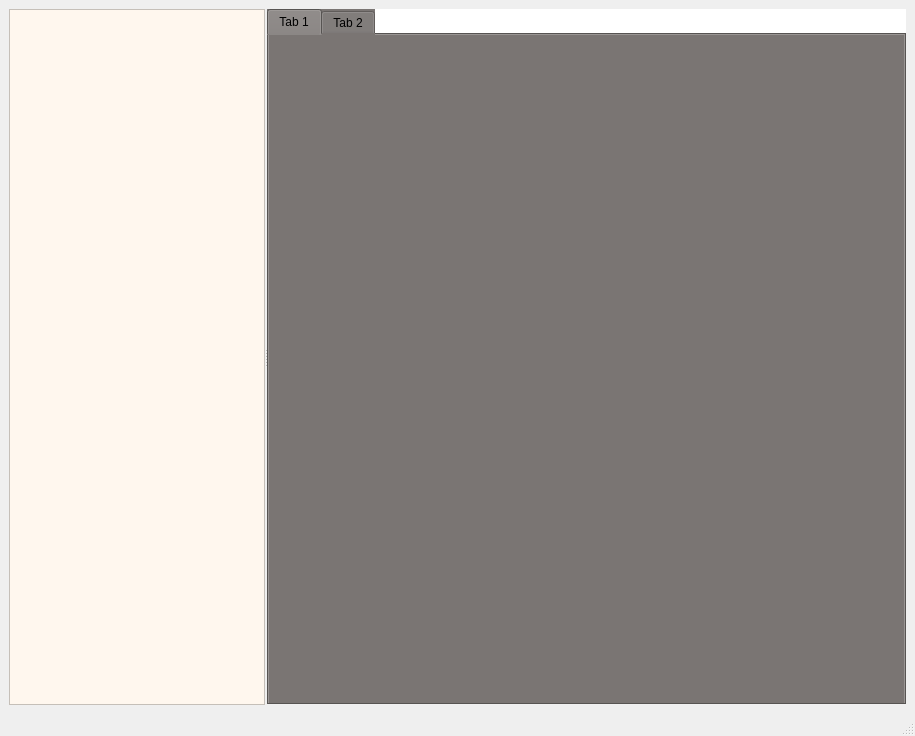
This is mainwindow.ui in Sakeyuan/DeviceTest as Qt 5 draws it before an edit. The edited form follows.
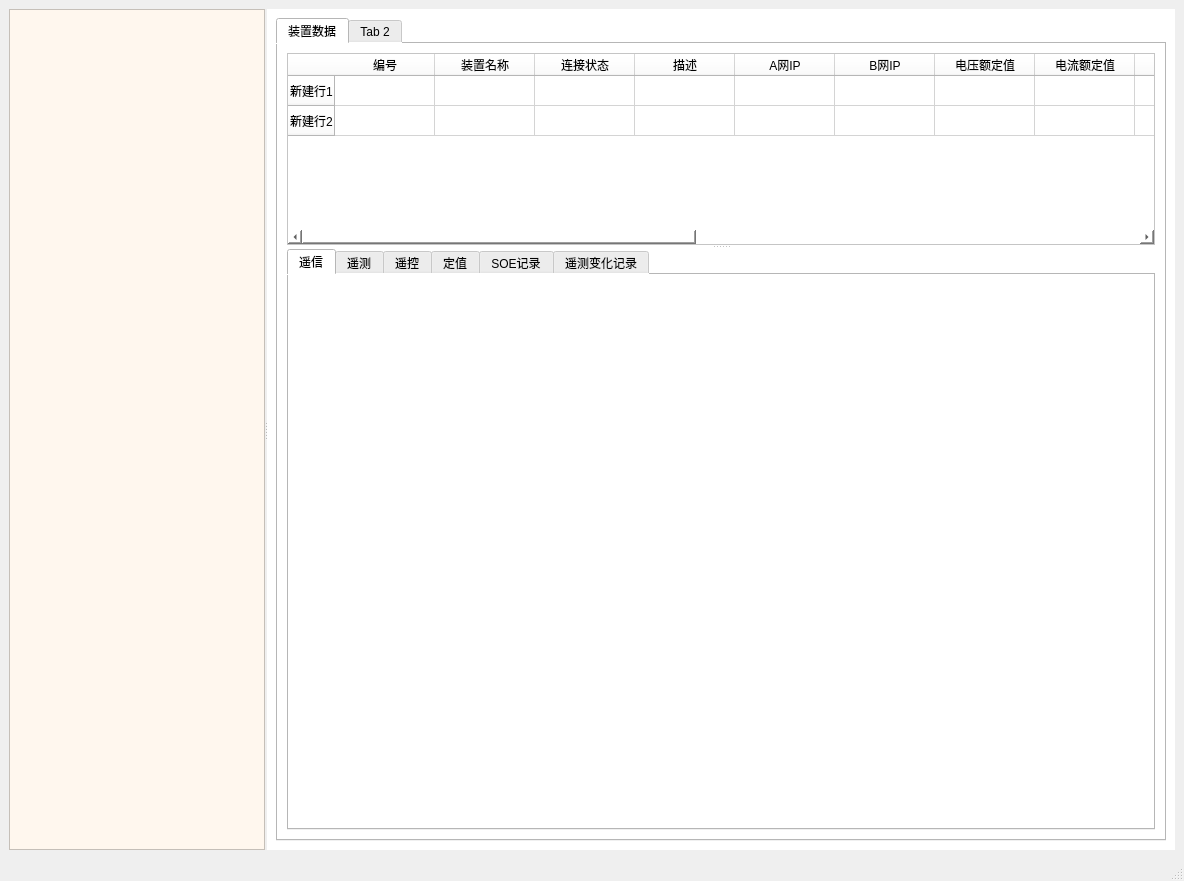
This is the edited form. The open tabs and pages were chosen to show the change.

```diff
--- a/mainwindow.ui
+++ b/mainwindow.ui
@@ -6,8 +6,8 @@
    <rect>
     <x>0</x>
     <y>0</y>
-    <width>915</width>
-    <height>736</height>
+    <width>1184</width>
+    <height>881</height>
    </rect>
   </property>
   <property name="sizePolicy">
@@ -20,7 +20,7 @@
    <string>MainWindow</string>
   </property>
   <widget class="QWidget" name="centralwidget">
-   <layout class="QVBoxLayout" name="verticalLayout">
+   <layout class="QVBoxLayout" name="verticalLayout_4">
     <item>
      <widget class="QSplitter" name="splitter">
       <property name="sizePolicy">
@@ -101,10 +101,7 @@
          <number>0</number>
         </property>
         <item>
-         <widget class="QTabWidget" name="tabWidget">
-          <property name="styleSheet">
-           <string notr="true">background-color: rgb(122, 117, 115);</string>
-          </property>
+         <widget class="QStackedWidget" name="stackedWidget">
           <property name="currentIndex">
            <number>1</number>
           </property>
@@ -113,10 +110,274 @@
             <string>Tab 1</string>
            </attribute>
           </widget>
-          <widget class="QWidget" name="tab_2">
-           <attribute name="title">
-            <string>Tab 2</string>
-           </attribute>
+          <widget class="QWidget" name="page_1">
+           <layout class="QVBoxLayout" name="verticalLayout_6">
+            <item>
+             <widget class="QTabWidget" name="tabWidget_2">
+              <widget class="QWidget" name="tab_3">
+               <attribute name="title">
+                <string>Tab 1</string>
+               </attribute>
+              </widget>
+              <widget class="QWidget" name="tab_4">
+               <attribute name="title">
+                <string>Tab 2</string>
+               </attribute>
+              </widget>
+             </widget>
+            </item>
+           </layout>
+          </widget>
+          <widget class="QWidget" name="page_2">
+           <layout class="QVBoxLayout" name="verticalLayout_8">
+            <item>
+             <widget class="QTabWidget" name="tabWidget_4">
+              <property name="currentIndex">
+               <number>0</number>
+              </property>
+              <widget class="QWidget" name="tab_7">
+               <attribute name="title">
+                <string>装置数据</string>
+               </attribute>
+               <layout class="QVBoxLayout" name="verticalLayout_10">
+                <item>
+                 <widget class="QSplitter" name="splitter_2">
+                  <property name="sizePolicy">
+                   <sizepolicy hsizetype="Preferred" vsizetype="Expanding">
+                    <horstretch>0</horstretch>
+                    <verstretch>1</verstretch>
+                   </sizepolicy>
+                  </property>
+                  <property name="orientation">
+                   <enum>Qt::Orientation::Vertical</enum>
+                  </property>
+                  <widget class="QTableWidget" name="deviceWidget">
+                   <property name="sizePolicy">
+                    <sizepolicy hsizetype="Expanding" vsizetype="Expanding">
+                     <horstretch>0</horstretch>
+                     <verstretch>0</verstretch>
+                    </sizepolicy>
+                   </property>
+                   <property name="contextMenuPolicy">
+                    <enum>Qt::ContextMenuPolicy::CustomContextMenu</enum>
+                   </property>
+                   <row>
+                    <property name="text">
+                     <string>新建行1</string>
+                    </property>
+                   </row>
+                   <row>
+                    <property name="text">
+                     <string>新建行2</string>
+                    </property>
+                   </row>
+                   <column>
+                    <property name="text">
+                     <string>编号</string>
+                    </property>
+                   </column>
+                   <column>
+                    <property name="text">
+                     <string>装置名称</string>
+                    </property>
+                   </column>
+                   <column>
+                    <property name="text">
+                     <string>连接状态</string>
+                    </property>
+                   </column>
+                   <column>
+                    <property name="text">
+                     <string>描述</string>
+                    </property>
+                   </column>
+                   <column>
+                    <property name="text">
+                     <string>A网IP</string>
+                    </property>
+                   </column>
+                   <column>
+                    <property name="text">
+                     <string>B网IP</string>
+                    </property>
+                   </column>
+                   <column>
+                    <property name="text">
+                     <string>电压额定值</string>
+                    </property>
+                   </column>
+                   <column>
+                    <property name="text">
+                     <string>电流额定值</string>
+                    </property>
+                   </column>
+                   <column>
+                    <property name="text">
+                     <string>功率额定值</string>
+                    </property>
+                   </column>
+                   <column>
+                    <property name="text">
+                     <string>电压变比</string>
+                    </property>
+                   </column>
+                   <column>
+                    <property name="text">
+                     <string>电流变比</string>
+                    </property>
+                   </column>
+                   <column>
+                    <property name="text">
+                     <string>功率变比</string>
+                    </property>
+                   </column>
+                   <column>
+                    <property name="text">
+                     <string>电压系数</string>
+                    </property>
+                   </column>
+                   <column>
+                    <property name="text">
+                     <string>电流系数</string>
+                    </property>
+                   </column>
+                   <column>
+                    <property name="text">
+                     <string>功率系数</string>
+                    </property>
+                   </column>
+                   <column>
+                    <property name="text">
+                     <string>最大电压</string>
+                    </property>
+                   </column>
+                   <column>
+                    <property name="text">
+                     <string>最大电流</string>
+                    </property>
+                   </column>
+                  </widget>
+                  <widget class="QTabWidget" name="tabWidget_signal">
+                   <property name="sizePolicy">
+                    <sizepolicy hsizetype="Expanding" vsizetype="Expanding">
+                     <horstretch>0</horstretch>
+                     <verstretch>1</verstretch>
+                    </sizepolicy>
+                   </property>
+                   <property name="currentIndex">
+                    <number>5</number>
+                   </property>
+                   <widget class="QWidget" name="tab_yx">
+                    <property name="sizePolicy">
+                     <sizepolicy hsizetype="Preferred" vsizetype="Preferred">
+                      <horstretch>0</horstretch>
+                      <verstretch>0</verstretch>
+                     </sizepolicy>
+                    </property>
+                    <attribute name="title">
+                     <string>遥信</string>
+                    </attribute>
+                   </widget>
+                   <widget class="QWidget" name="tab_yc">
+                    <attribute name="title">
+                     <string>遥测</string>
+                    </attribute>
+                   </widget>
+                   <widget class="QWidget" name="tab_yk">
+                    <attribute name="title">
+                     <string>遥控</string>
+                    </attribute>
+                   </widget>
+                   <widget class="QWidget" name="tab_dz">
+                    <attribute name="title">
+                     <string>定值</string>
+                    </attribute>
+                   </widget>
+                   <widget class="QWidget" name="tab_soe_record">
+                    <attribute name="title">
+                     <string>SOE记录</string>
+                    </attribute>
+                   </widget>
+                   <widget class="QWidget" name="tab_yc_recod">
+                    <attribute name="title">
+                     <string>遥测变化记录</string>
+                    </attribute>
+                   </widget>
+                  </widget>
+                 </widget>
+                </item>
+               </layout>
+              </widget>
+              <widget class="QWidget" name="tab_8">
+               <attribute name="title">
+                <string>Tab 2</string>
+               </attribute>
+              </widget>
+             </widget>
+            </item>
+           </layout>
+          </widget>
+          <widget class="QWidget" name="page_3">
+           <layout class="QVBoxLayout" name="verticalLayout_9">
+            <item>
+             <widget class="QTabWidget" name="tabWidget_3">
+              <widget class="QWidget" name="tab_5">
+               <attribute name="title">
+                <string>Tab 1</string>
+               </attribute>
+              </widget>
+              <widget class="QWidget" name="tab_6">
+               <attribute name="title">
+                <string>Tab 2</string>
+               </attribute>
+              </widget>
+             </widget>
+            </item>
+           </layout>
+          </widget>
+          <widget class="QWidget" name="page_4">
+           <layout class="QVBoxLayout" name="verticalLayout_7">
+            <item>
+             <widget class="QTabWidget" name="tabWidget_5">
+              <widget class="QWidget" name="tab_9">
+               <attribute name="title">
+                <string>Tab 1</string>
+               </attribute>
+              </widget>
+              <widget class="QWidget" name="tab_10">
+               <attribute name="title">
+                <string>Tab 2</string>
+               </attribute>
+              </widget>
+             </widget>
+            </item>
+           </layout>
+          </widget>
+          <widget class="QWidget" name="page_5">
+           <layout class="QVBoxLayout" name="verticalLayout_5">
+            <item>
+             <widget class="QTabWidget" name="tabWidget">
+              <property name="currentIndex">
+               <number>1</number>
+              </property>
+              <widget class="QWidget" name="tab_11">
+               <attribute name="title">
+                <string>页</string>
+               </attribute>
+              </widget>
+              <widget class="QWidget" name="tab">
+               <attribute name="title">
+                <string>Tab 1</string>
+               </attribute>
+              </widget>
+              <widget class="QWidget" name="tab_2">
+               <attribute name="title">
+                <string>Tab 2</string>
+               </attribute>
+              </widget>
+             </widget>
+            </item>
+           </layout>
           </widget>
          </widget>
         </item>
```
Left out of the diff: 16 changed lines with no effect on the pictures.
